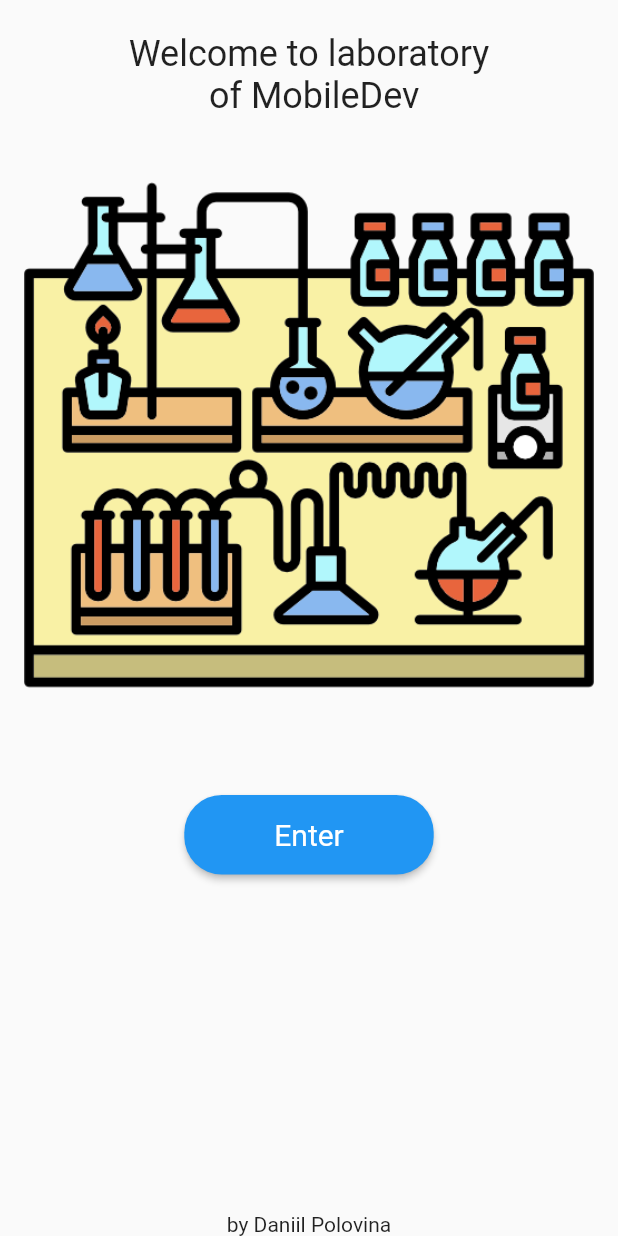
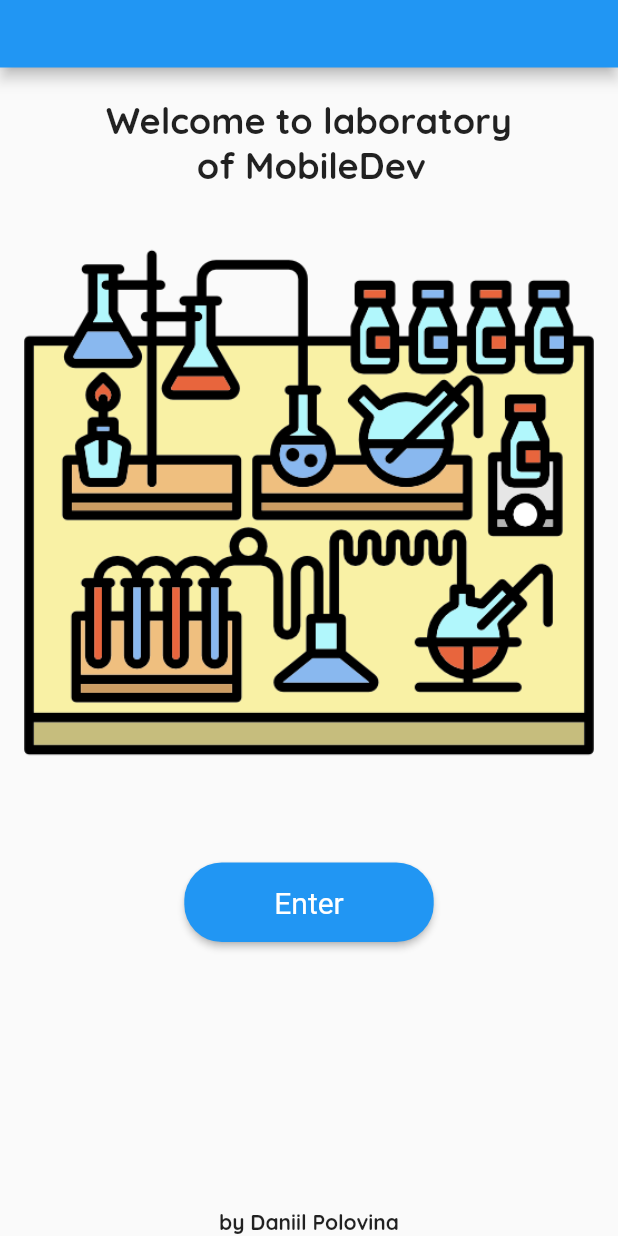
Before and after one commit to rosby/myLaboratoryOfMobileDev, a Flutter app: the screen it shows after launch, on a phone screen of 412 x 824 dp. Run offline on Flutter 3.47's test engine with Material 2 defaults, Android fonts, the light colour scheme and no system bars; missing offline and left inert: dart:html.

Commit message:
Шрифты

```diff
--- a/laboratory_of_mobdev/lib/const.dart
+++ b/laboratory_of_mobdev/lib/const.dart
@@ -1,3 +1,7 @@
+import 'package:laboratory_of_mobdev/localization/localization_configurator.dart';
+
+import 'localization/localization_item.dart';
+
 class Const {
   static String startScreenImagePath =
       'assets/images/iconSecondStartScreen.png';
--- a/laboratory_of_mobdev/lib/localization/localization_all_items.dart
+++ b/laboratory_of_mobdev/lib/localization/localization_all_items.dart
@@ -7,11 +7,13 @@ class AllItemsOfLocalization {
 
   final LocalizationItem _english = LocalizationItem(
       language: 'en_US',
+      fontFamily: 'Quicksand-Bold',
       welcomeText: 'Welcome to laboratory\n         of MobileDev',
       enterButtonText: 'Enter');
   final LocalizationItem _russian = LocalizationItem(
       language: 'ru_RU',
+      fontFamily: 'Comfortaa-Bold',
       welcomeText:
-          'Добро пожаловать в лабораторию\n           мобильной разработки',
+          '      Добро пожаловать\n         в лабораторию\n  мобильной разработки',
       enterButtonText: 'Войти');
 }
--- a/laboratory_of_mobdev/lib/localization/localization_item.dart
+++ b/laboratory_of_mobdev/lib/localization/localization_item.dart
@@ -1,9 +1,13 @@
 class LocalizationItem {
   LocalizationItem(
-      {this.enterButtonText = '', this.language = '', this.welcomeText = ''});
+      {this.enterButtonText = '',
+      this.language = '',
+      this.welcomeText = '',
+      this.fontFamily = ''});
 
   String language;
   String byName = 'by Daniil Polovina';
+  String fontFamily;
 
   //welcome page
   String enterButtonText;
--- a/laboratory_of_mobdev/lib/main.dart
+++ b/laboratory_of_mobdev/lib/main.dart
@@ -23,6 +23,7 @@
       title: 'Flutter Demo',
       theme: ThemeData(
         primarySwatch: Colors.blue,
+        fontFamily: LocalizationConfig.currentLang().fontFamily,
       ),
       home: MyHomePage(),
     );
--- a/laboratory_of_mobdev/lib/pages/home_page.dart
+++ b/laboratory_of_mobdev/lib/pages/home_page.dart
@@ -22,9 +22,12 @@ class MyHomePage extends StatelessWidget {
 
   @override
   Widget build(BuildContext context) {
-    return Scaffold(
-      body: SafeArea(
-        child: Center(
+    return SafeArea(
+      child: Scaffold(
+        appBar: AppBar(
+          toolbarHeight: 45,
+        ),
+        body: Center(
           child: Column(
             mainAxisAlignment: MainAxisAlignment.spaceEvenly,
             children: [
@@ -32,7 +35,9 @@ class MyHomePage extends StatelessWidget {
                 child: Center(
                   child: Text(
                     localization.welcomeText,
-                    style: const TextStyle(fontSize: 24),
+                    style: const TextStyle(
+                      fontSize: 24,
+                    ),
                   ),
                 ),
                 height: 100,
```
Also changed, not shown: laboratory_of_mobdev/pubspec.yaml (+8 -11 lines), laboratory_of_mobdev/fonts/Comfortaa-Bold.ttf (added), laboratory_of_mobdev/fonts/Quicksand-Bold.ttf (added), laboratory_of_mobdev/fonts/Quicksand-Medium.ttf (added).
